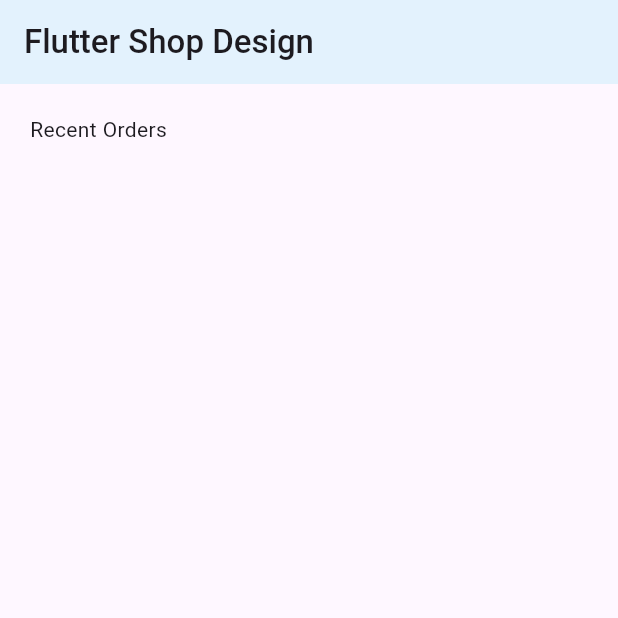
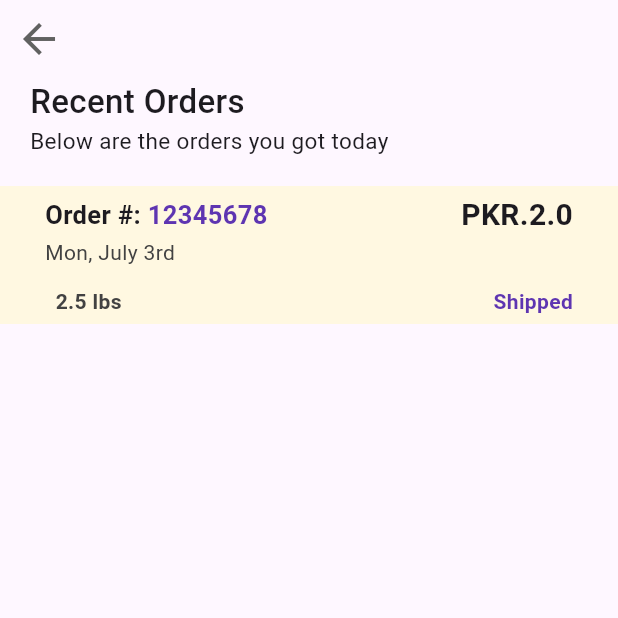
Before and after one commit to meetshaheer/Shop-List-View, a Flutter app: the screen it shows after launch, on a phone screen of 412 x 824 dp, the top half of it. Run offline on Flutter 3.47's test engine with Material 3 defaults, Android fonts, the phone set to English and light mode, and no system bars.

Commit message:
Container of one order created

```diff
--- a/shop_list/lib/shop_page.dart
+++ b/shop_list/lib/shop_page.dart
@@ -6,28 +6,118 @@ class shop_page extends StatelessWidget {
   @override
   Widget build(BuildContext context) {
     return Scaffold(
-      appBar: AppBar(
-        backgroundColor: Colors.blue[50],
-        title: const Text(
-          "Flutter Shop Design",
-          style: TextStyle(fontWeight: FontWeight.w500),
+      body: SafeArea(
+        child: Column(
+          children: [
+            Padding(
+              padding: const EdgeInsets.only(top: 10, left: 10),
+              child: Row(
+                children: [
+                  Icon(
+                    Icons.arrow_back,
+                    size: 32,
+                    color: Colors.grey[700],
+                  )
+                ],
               ),
             ),
-      body: const Column(
+            const Padding(
+              padding: EdgeInsets.only(top: 10, left: 20),
+              child: Column(
                 children: [
-          Padding(
-            padding: EdgeInsets.only(top: 20, left: 20),
-            child: Row(
+                  Row(
                     children: [
                       Text(
                         "Recent Orders",
-                  style: TextStyle(fontFamily: ),
-                )
+                        style: TextStyle(
+                            fontWeight: FontWeight.w500, fontSize: 22),
+                      ),
                     ],
+                  ),
+                  Row(
+                    children: [
+                      Text(
+                        "Below are the orders you got today",
+                        style: TextStyle(fontSize: 15),
+                      ),
+                    ],
+                  ),
+                ],
+              ),
+            ),
+            Container(
+              margin: const EdgeInsets.only(top: 20),
+              color: Colors.amber[50],
+              child: Padding(
+                padding: const EdgeInsets.only(left: 30, top: 5, bottom: 5),
+                child: Column(
+                  children: [
+                    Row(
+                      children: [
+                        const Text(
+                          "Order #:",
+                          style: TextStyle(
+                            fontWeight: FontWeight.bold,
+                            fontSize: 17,
+                          ),
+                        ),
+                        Text(
+                          " 12345678",
+                          style: TextStyle(
+                              fontWeight: FontWeight.bold,
+                              fontSize: 17,
+                              color: Colors.deepPurple[600]),
+                        ),
+                        const Spacer(),
+                        const Padding(
+                          padding: EdgeInsets.only(right: 30),
+                          child: Text("PKR.2.0",
+                              style: TextStyle(
+                                fontSize: 20,
+                                fontWeight: FontWeight.bold,
+                              )),
+                        ),
+                      ],
+                    ),
+                    Row(
+                      children: [
+                        Text(
+                          "Mon, July 3rd",
+                          style: TextStyle(
+                            color: Colors.grey[800],
                           ),
                         )
                       ],
                     ),
+                    Padding(
+                        padding: const EdgeInsets.only(top: 13, left: 7),
+                        child: Row(children: [
+                          Text(
+                            "2.5 lbs",
+                            style: TextStyle(
+                              color: Colors.grey[800],
+                              fontWeight: FontWeight.bold,
+                            ),
+                          ),
+                          Spacer(),
+                          Padding(
+                            padding: const EdgeInsets.only(right: 30),
+                            child: Text(
+                              "Shipped",
+                              style: TextStyle(
+                                fontWeight: FontWeight.bold,
+                                color: Colors.deepPurple[600],
+                              ),
+                            ),
+                          ),
+                        ]))
+                  ],
+                ),
+              ),
+            )
+          ],
+        ),
+      ),
     );
   }
 }
```
Lines whose indentation alone changed are shown as unchanged.
